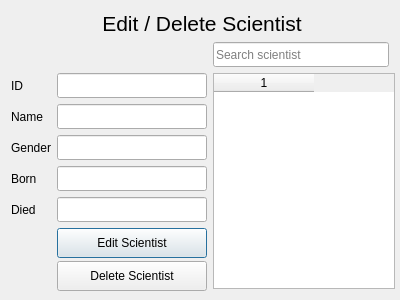
First picture: the form in GUI-verklegtVika3/editdeletscientist.ui, repository streamerinn/Verklegt-1, before the edit.
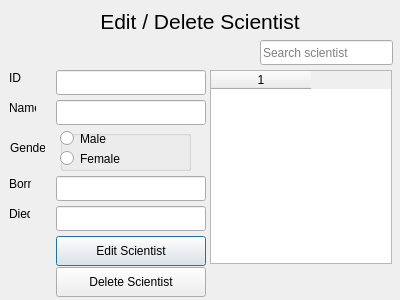
Second picture: the form after the edit.

```diff
--- a/GUI-verklegtVika3/editdeletscientist.ui
+++ b/GUI-verklegtVika3/editdeletscientist.ui
@@ -31,9 +31,15 @@
   <property name="windowTitle">
    <string>Dialog</string>
   </property>
-  <layout class="QGridLayout" name="gridLayout">
-   <item row="0" column="0" colspan="3">
     <widget class="QLabel" name="label_header">
+   <property name="geometry">
+    <rect>
+     <x>9</x>
+     <y>9</y>
+     <width>382</width>
+     <height>25</height>
+    </rect>
+   </property>
      <property name="sizePolicy">
       <sizepolicy hsizetype="Fixed" vsizetype="Fixed">
        <horstretch>0</horstretch>
@@ -56,9 +62,15 @@
       <string>&lt;html&gt;&lt;head/&gt;&lt;body&gt;&lt;p align=&quot;center&quot;&gt;&lt;span style=&quot; font-size:16pt;&quot;&gt;Edit / Delete Scientist&lt;/span&gt;&lt;/p&gt;&lt;/body&gt;&lt;/html&gt;</string>
      </property>
     </widget>
-   </item>
-   <item row="1" column="2">
     <widget class="QLineEdit" name="ScientistSearch">
+   <property name="geometry">
+    <rect>
+     <x>260</x>
+     <y>40</y>
+     <width>133</width>
+     <height>25</height>
+    </rect>
+   </property>
      <property name="minimumSize">
       <size>
        <width>0</width>
@@ -69,16 +81,28 @@
       <string>Search scientist</string>
      </property>
     </widget>
-   </item>
-   <item row="2" column="0">
     <widget class="QLabel" name="label_2">
+   <property name="geometry">
+    <rect>
+     <x>9</x>
+     <y>70</y>
+     <width>16</width>
+     <height>16</height>
+    </rect>
+   </property>
      <property name="text">
       <string>ID</string>
      </property>
     </widget>
-   </item>
-   <item row="2" column="1">
     <widget class="QLineEdit" name="txtID">
+   <property name="geometry">
+    <rect>
+     <x>56</x>
+     <y>70</y>
+     <width>150</width>
+     <height>25</height>
+    </rect>
+   </property>
      <property name="minimumSize">
       <size>
        <width>150</width>
@@ -91,10 +115,19 @@
        <height>16777215</height>
       </size>
      </property>
-    </widget>
-   </item>
-   <item row="2" column="2" rowspan="7">
+   <property name="readOnly">
+    <bool>true</bool>
+   </property>
+  </widget>
     <widget class="QTableWidget" name="Names">
+   <property name="geometry">
+    <rect>
+     <x>210</x>
+     <y>70</y>
+     <width>182</width>
+     <height>194</height>
+    </rect>
+   </property>
      <property name="minimumSize">
       <size>
        <width>182</width>
@@ -109,16 +142,28 @@
      </property>
      <column/>
     </widget>
-   </item>
-   <item row="3" column="0">
     <widget class="QLabel" name="label">
+   <property name="geometry">
+    <rect>
+     <x>9</x>
+     <y>100</y>
+     <width>27</width>
+     <height>16</height>
+    </rect>
+   </property>
      <property name="text">
       <string>Name</string>
      </property>
     </widget>
-   </item>
-   <item row="3" column="1">
     <widget class="QLineEdit" name="txtName">
+   <property name="geometry">
+    <rect>
+     <x>56</x>
+     <y>100</y>
+     <width>150</width>
+     <height>25</height>
+    </rect>
+   </property>
      <property name="minimumSize">
       <size>
        <width>150</width>
@@ -132,39 +177,41 @@
       </size>
      </property>
     </widget>
-   </item>
-   <item row="4" column="0">
     <widget class="QLabel" name="label_3">
+   <property name="geometry">
+    <rect>
+     <x>10</x>
+     <y>140</y>
+     <width>35</width>
+     <height>16</height>
+    </rect>
+   </property>
      <property name="text">
       <string>Gender</string>
      </property>
     </widget>
-   </item>
-   <item row="4" column="1">
-    <widget class="QLineEdit" name="txtGender">
-     <property name="minimumSize">
-      <size>
-       <width>150</width>
-       <height>25</height>
-      </size>
-     </property>
-     <property name="maximumSize">
-      <size>
-       <width>120</width>
-       <height>16777215</height>
-      </size>
-     </property>
-    </widget>
-   </item>
-   <item row="5" column="0">
     <widget class="QLabel" name="label_4">
+   <property name="geometry">
+    <rect>
+     <x>9</x>
+     <y>176</y>
+     <width>22</width>
+     <height>16</height>
+    </rect>
+   </property>
      <property name="text">
       <string>Born</string>
      </property>
     </widget>
-   </item>
-   <item row="5" column="1">
     <widget class="QLineEdit" name="txtBorn">
+   <property name="geometry">
+    <rect>
+     <x>56</x>
+     <y>176</y>
+     <width>150</width>
+     <height>25</height>
+    </rect>
+   </property>
      <property name="minimumSize">
       <size>
        <width>150</width>
@@ -178,9 +225,15 @@
       </size>
      </property>
     </widget>
-   </item>
-   <item row="6" column="0">
     <widget class="QLabel" name="label_5">
+   <property name="geometry">
+    <rect>
+     <x>9</x>
+     <y>206</y>
+     <width>21</width>
+     <height>16</height>
+    </rect>
+   </property>
      <property name="maximumSize">
       <size>
        <width>25</width>
@@ -191,9 +244,15 @@
       <string>Died</string>
      </property>
     </widget>
-   </item>
-   <item row="6" column="1">
     <widget class="QLineEdit" name="txtDied">
+   <property name="geometry">
+    <rect>
+     <x>56</x>
+     <y>206</y>
+     <width>150</width>
+     <height>25</height>
+    </rect>
+   </property>
      <property name="minimumSize">
       <size>
        <width>150</width>
@@ -207,9 +266,15 @@
       </size>
      </property>
     </widget>
-   </item>
-   <item row="7" column="1">
     <widget class="QPushButton" name="editScientist">
+   <property name="geometry">
+    <rect>
+     <x>56</x>
+     <y>236</y>
+     <width>150</width>
+     <height>30</height>
+    </rect>
+   </property>
      <property name="minimumSize">
       <size>
        <width>150</width>
@@ -226,9 +291,15 @@
       <string>Edit Scientist</string>
      </property>
     </widget>
-   </item>
-   <item row="8" column="1">
     <widget class="QPushButton" name="Delete">
+   <property name="geometry">
+    <rect>
+     <x>56</x>
+     <y>267</y>
+     <width>150</width>
+     <height>30</height>
+    </rect>
+   </property>
      <property name="minimumSize">
       <size>
        <width>150</width>
@@ -245,8 +316,45 @@
       <string>Delete Scientist</string>
      </property>
     </widget>
-   </item>
-  </layout>
+  <widget class="QGroupBox" name="genderBox">
+   <property name="geometry">
+    <rect>
+     <x>60</x>
+     <y>130</y>
+     <width>131</width>
+     <height>41</height>
+    </rect>
+   </property>
+   <property name="title">
+    <string/>
+   </property>
+   <widget class="QRadioButton" name="Male">
+    <property name="geometry">
+     <rect>
+      <x>0</x>
+      <y>0</y>
+      <width>82</width>
+      <height>17</height>
+     </rect>
+    </property>
+    <property name="text">
+     <string>Male</string>
+    </property>
+   </widget>
+   <widget class="QRadioButton" name="Female">
+    <property name="geometry">
+     <rect>
+      <x>0</x>
+      <y>20</y>
+      <width>82</width>
+      <height>17</height>
+     </rect>
+    </property>
+    <property name="text">
+     <string>Female</string>
+    </property>
+   </widget>
+  </widget>
  </widget>
  <tabstops>
   <tabstop>ScientistSearch</tabstop>
```
Left out of the diff: 4 changed lines with no effect on the pictures. Lines whose indentation alone changed are shown as unchanged.
